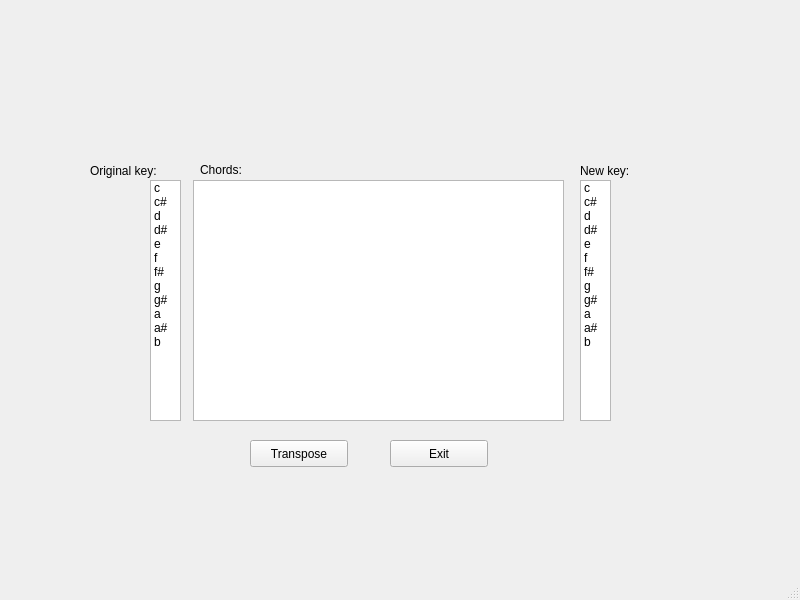
dengdal/transposer, file transposerGui.ui: the form before one commit.
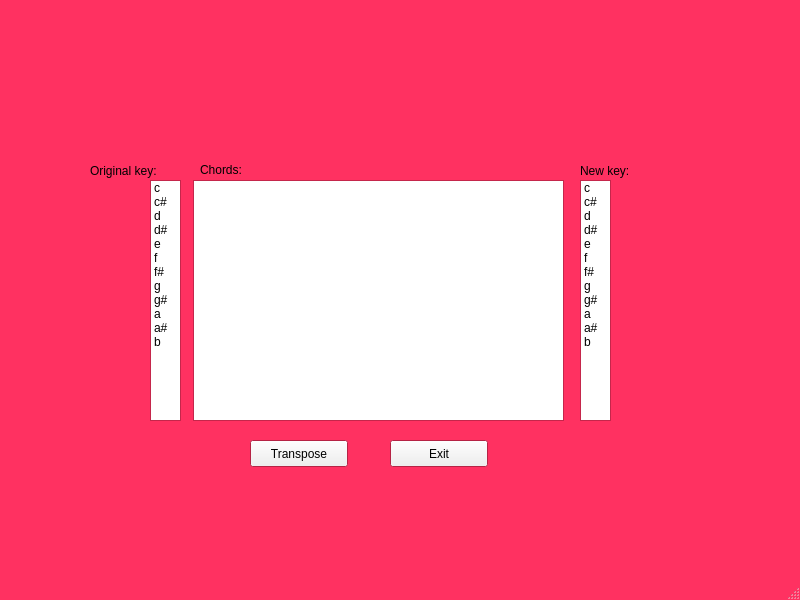
The form after the commit.

Commit message: working gui. still ugly

Patch:
```diff
--- a/transposerGui.ui
+++ b/transposerGui.ui
@@ -10,6 +10,70 @@
     <height>600</height>
    </rect>
   </property>
+  <property name="palette">
+   <palette>
+    <active>
+     <colorrole role="Base">
+      <brush brushstyle="SolidPattern">
+       <color alpha="255">
+        <red>255</red>
+        <green>255</green>
+        <blue>255</blue>
+       </color>
+      </brush>
+     </colorrole>
+     <colorrole role="Window">
+      <brush brushstyle="SolidPattern">
+       <color alpha="255">
+        <red>255</red>
+        <green>49</green>
+        <blue>97</blue>
+       </color>
+      </brush>
+     </colorrole>
+    </active>
+    <inactive>
+     <colorrole role="Base">
+      <brush brushstyle="SolidPattern">
+       <color alpha="255">
+        <red>255</red>
+        <green>255</green>
+        <blue>255</blue>
+       </color>
+      </brush>
+     </colorrole>
+     <colorrole role="Window">
+      <brush brushstyle="SolidPattern">
+       <color alpha="255">
+        <red>255</red>
+        <green>49</green>
+        <blue>97</blue>
+       </color>
+      </brush>
+     </colorrole>
+    </inactive>
+    <disabled>
+     <colorrole role="Base">
+      <brush brushstyle="SolidPattern">
+       <color alpha="255">
+        <red>255</red>
+        <green>49</green>
+        <blue>97</blue>
+       </color>
+      </brush>
+     </colorrole>
+     <colorrole role="Window">
+      <brush brushstyle="SolidPattern">
+       <color alpha="255">
+        <red>255</red>
+        <green>49</green>
+        <blue>97</blue>
+       </color>
+      </brush>
+     </colorrole>
+    </disabled>
+   </palette>
+  </property>
   <property name="windowTitle">
    <string>Transposer</string>
   </property>
```
The commit also changes 5 other files.
